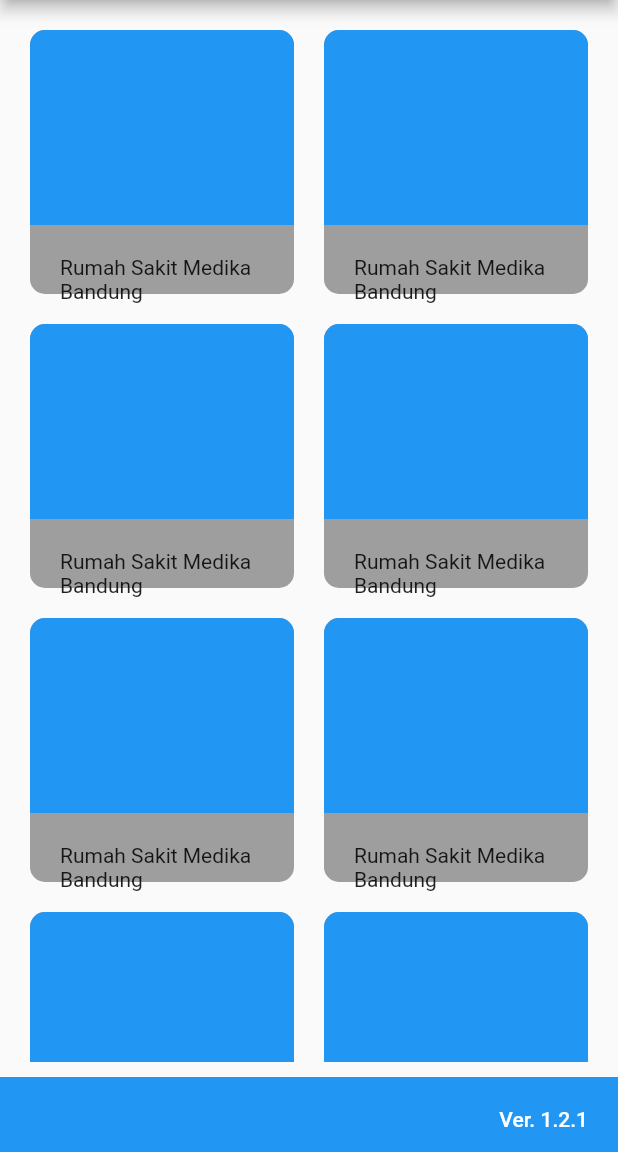
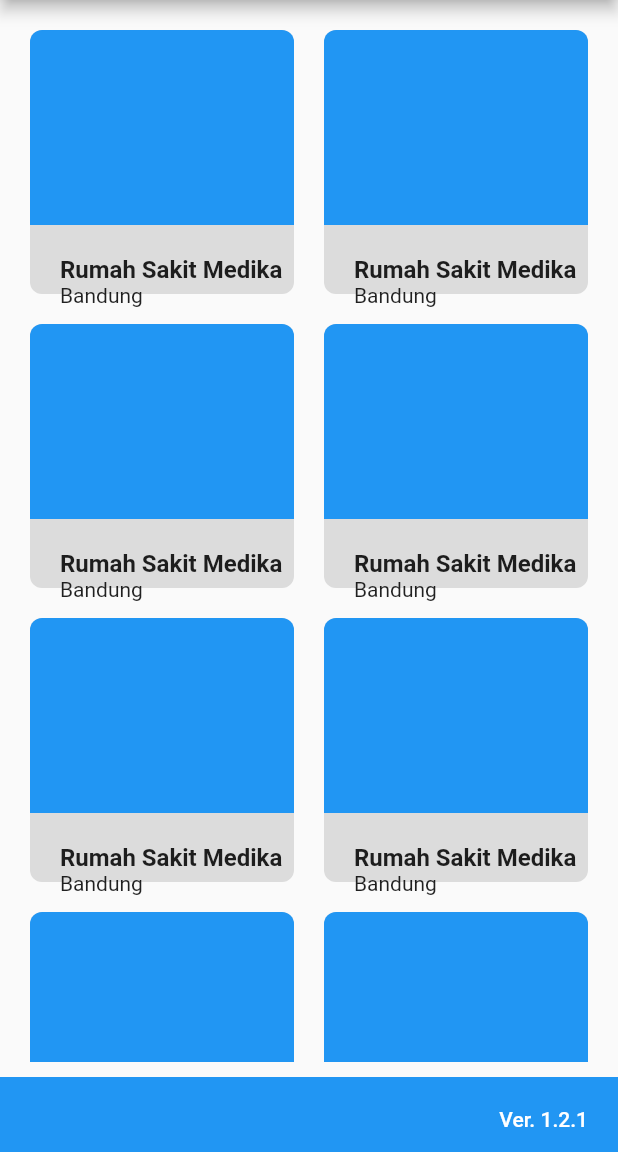
Before and after one commit to DerryIkhsan/teramedik-screening, a Flutter app: the screen it shows after launch, on a phone screen of 412 x 824 dp, the part 84-1236 px from its top. Run offline on Flutter 3.47's test engine with Material 2 defaults, Android fonts, the light colour scheme and no system bars; our stand-ins replace sizer.

Commit message:
update gridview style

```diff
--- a/lib/main.dart
+++ b/lib/main.dart
@@ -75,8 +75,8 @@
                       .map((e) => Container(
                             margin: EdgeInsets.all(10),
                             decoration: BoxDecoration(
-                              borderRadius: BorderRadius.circular(10),
-                              color: Colors.grey,
+                              borderRadius: BorderRadius.circular(8),
+                              color: Colors.black12,
                             ),
                             child: Column(
                               children: [
@@ -84,8 +84,8 @@
                                   height: 130,
                                   decoration: BoxDecoration(
                                     borderRadius: BorderRadius.only(
-                                      topLeft: Radius.circular(10),
-                                      topRight: Radius.circular(10),
+                                      topLeft: Radius.circular(8),
+                                      topRight: Radius.circular(8),
                                     ),
                                     color: Colors.blue,
                                   ),
@@ -97,7 +97,10 @@
                                     crossAxisAlignment:
                                         CrossAxisAlignment.start,
                                     children: [
-                                      Text('${e['nama']}'),
+                                      Text('${e['nama']}', style: TextStyle(
+                                        fontSize: 16,
+                                        fontWeight: FontWeight.w600,
+                                      ),),
                                       Text('${e['lokasi']}'),
                                     ],
                                   ),
```
